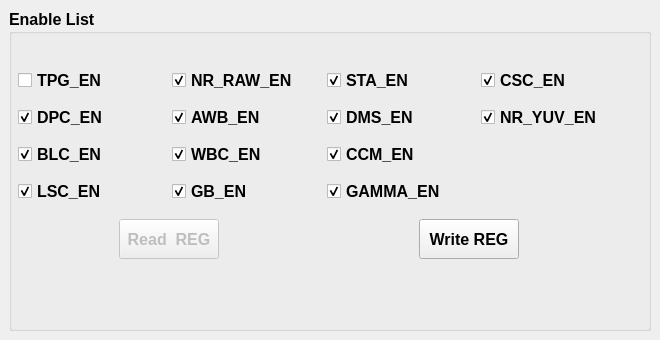
Before: the Qt Designer form Link_tab/enable_tab.ui in HuJingwen1211/MCISP, drawn with Qt 5.
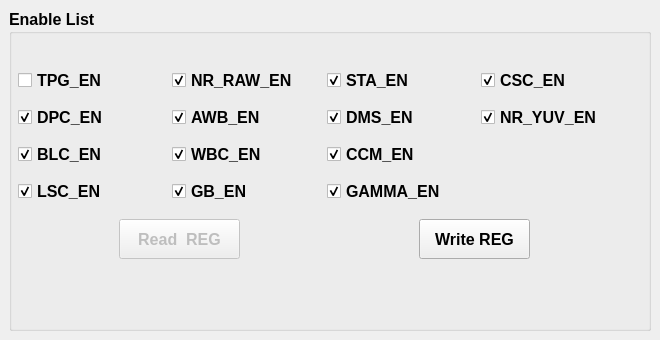
After: the same form once the commit is applied.

Patch:
```diff
--- a/Link_tab/enable_tab.ui
+++ b/Link_tab/enable_tab.ui
@@ -40,7 +40,7 @@
         <rect>
          <x>110</x>
          <y>210</y>
-         <width>100</width>
+         <width>121</width>
          <height>40</height>
         </rect>
        </property>
@@ -65,7 +65,7 @@
         <rect>
          <x>410</x>
          <y>210</y>
-         <width>100</width>
+         <width>111</width>
          <height>40</height>
         </rect>
        </property>
@@ -85,7 +85,7 @@
         <string>Write REG</string>
        </property>
       </widget>
-      <widget class="QWidget" name="">
+      <widget class="QWidget" name="layoutWidget">
        <property name="geometry">
         <rect>
          <x>9</x>
```
Left out of the diff: 2 changed lines with no effect on the pictures.
